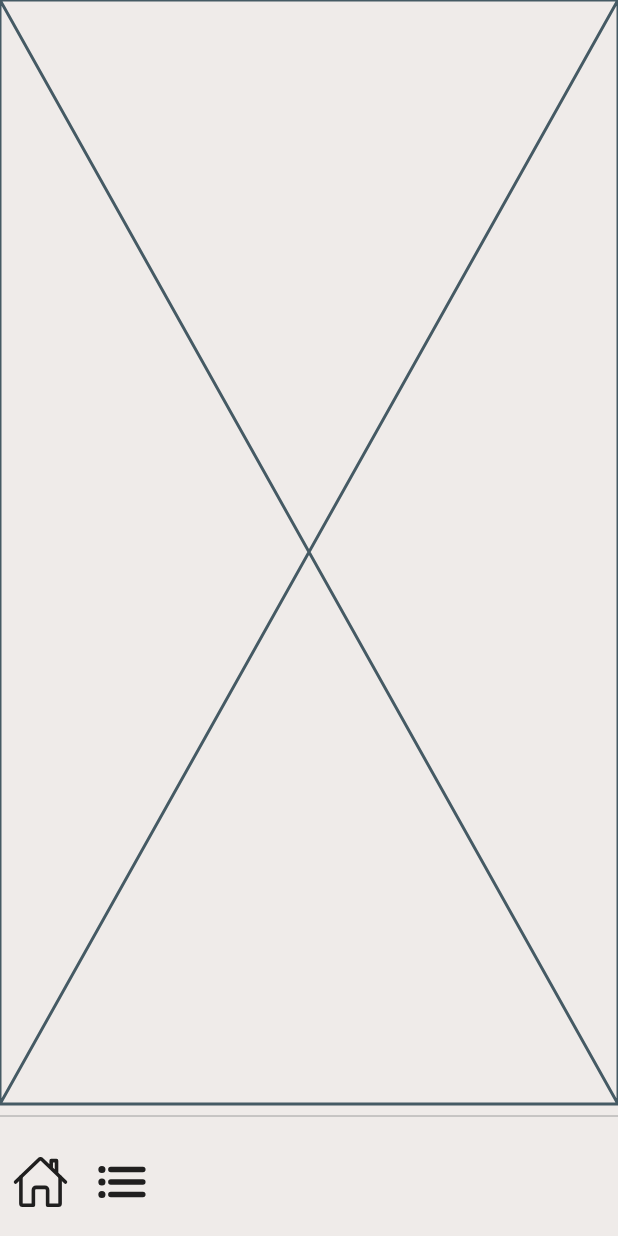
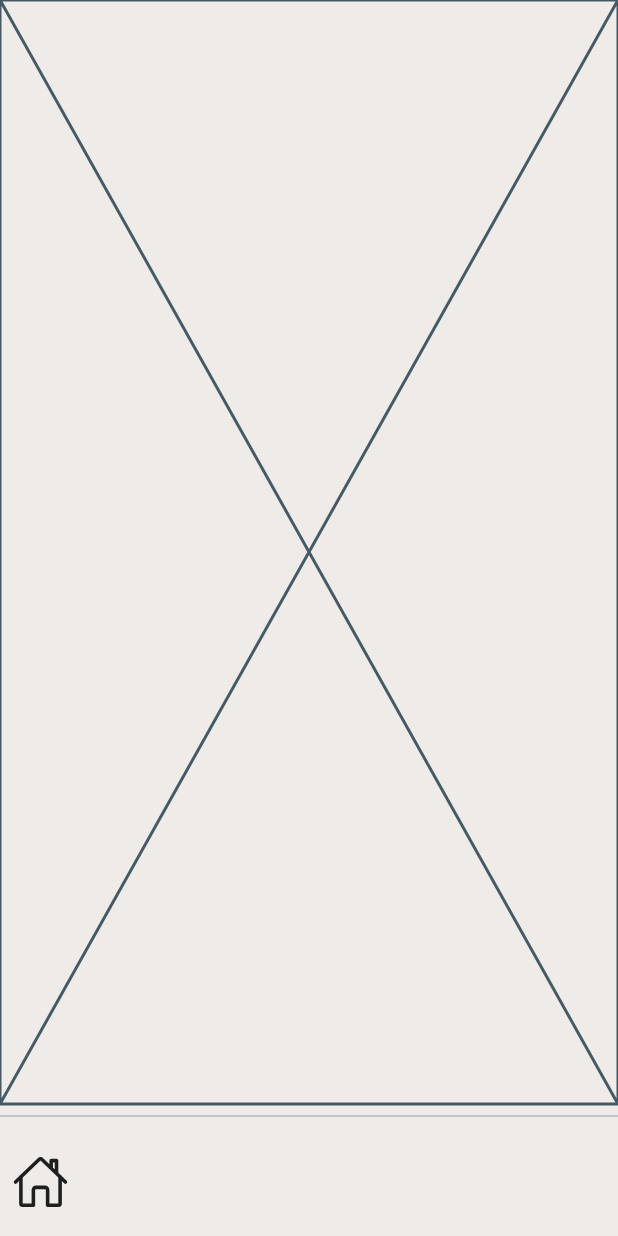
Before and after one commit to JAICHANGPARK/flutter_notebook_19th_story, a Flutter app: the screen it shows after launch, on a phone screen of 412 x 824 dp. Run offline on Flutter 3.47's test engine with Material 2 defaults, Android fonts, the phone set to English and light mode, and no system bars; our stand-ins replace bubble_tab_indicator, cached_network_image, countup, fl_chart, flutter_riverpod, freezed_annotation and 4 more.

Commit message:
Update e_course_home_page.dart

```diff
--- a/lib/ep1148_e_course_app/src/ui/e_course_home_page.dart
+++ b/lib/ep1148_e_course_app/src/ui/e_course_home_page.dart
@@ -31,13 +31,7 @@ class _ECourseHomePageState extends State<ECourseHomePage> {
                   ),
                   iconSize: 38,
                 ),
-                IconButton(
-                  onPressed: () {},
-                  icon: Icon(
-                    Ionicons.list,
-                  ),
-                  iconSize: 38,
-                )
+
               ],
             ),
           )
```
